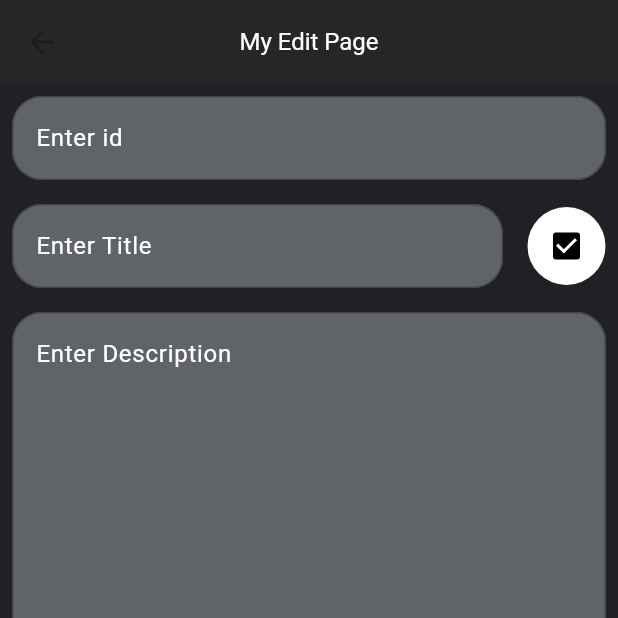
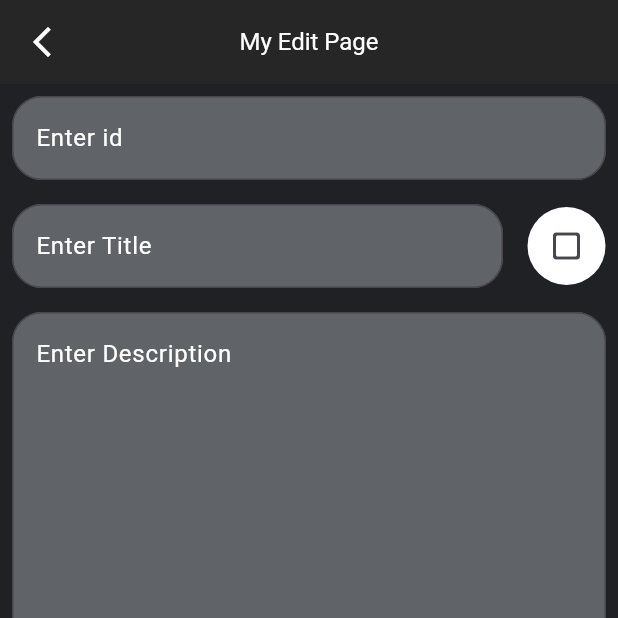
Before and after one commit to mordex-01/todo_api, a Flutter app: the EditPage screen opened by its route, on a phone screen of 412 x 824 dp, the top half of it. Run offline on Flutter 3.47's test engine with Material 3 defaults, Android fonts, the phone set to English and light mode, and no system bars; our stand-ins replace either_dart, get; network calls fail; statements that could not run were skipped.

Commit message:
EditSectionCreated

```diff
--- a/lib/src/infrastructure/common/repository_utils.dart
+++ b/lib/src/infrastructure/common/repository_utils.dart
@@ -3,4 +3,5 @@ class RepositoryUtils {
   static const String getTodos = '/todos';
   static const String addTodos = '/todos';
   static String deleteTodo(String id) => '/todos/$id';
+  static String editTodo(String id) => '/todos/$id';
 }
--- /dev/null
+++ b/lib/src/pages/edit/model/edit_dto.dart
@@ -0,0 +1,25 @@
+class EditDto {
+  EditDto({
+    required this.userId,
+    required this.title,
+    required this.description,
+    required this.isCheck,
+  });
+  final String userId;
+  final String title;
+  final String description;
+  final bool isCheck;
+  Map<String, dynamic> toJson() => {
+        'userId': userId,
+        'title': title,
+        'description': description,
+        "completed": isCheck,
+      };
+}
+// {
+//       "id": "b12b",
+//       "userId": "asd",
+//       "title": "asd",
+//       "description": "asd",
+//       "completed": false
+//     },
--- a/lib/src/pages/edit/view/edit_page.dart
+++ b/lib/src/pages/edit/view/edit_page.dart
@@ -14,35 +14,62 @@ class EditPage extends GetView<EditController> {
         titleTextStyle: const TextStyle(color: Colors.white, fontSize: 16),
         centerTitle: true,
         backgroundColor: const Color.fromARGB(255, 38, 38, 38),
+        leading: IconButton(
+          onPressed: () {
+            Get.back();
+          },
+          icon: const Icon(
+            Icons.arrow_back_ios_new,
+            color: Colors.white,
+          ),
+        ),
       ),
       body: Column(
         crossAxisAlignment: CrossAxisAlignment.start,
         children: [
-          _titleTextField(hintText: "Enter id", maxLines: 1),
+          _titleTextField(
+              hintText: "Enter id",
+              maxLines: 1,
+              controller: controller.userIdController),
           Row(
             children: [
               Expanded(
                 flex: 5,
-                child: _titleTextField(hintText: "Enter Title", maxLines: 1),
+                child: _titleTextField(
+                    hintText: "Enter Title",
+                    maxLines: 1,
+                    controller: controller.titleController),
               ),
-              Expanded(
-                flex: 1,
-                child: _checkBox(),
+              Obx(
+                () => Expanded(
+                  flex: 1,
+                  child: _checkBox(
+                    valueBool: controller.isChecked,
+                    onPressed: () {
+                      controller.onCheckBoxTapped();
+                    },
+                  ),
+                ),
               )
             ],
           ),
-          _titleTextField(hintText: "Enter Description", maxLines: 24),
-          _addButton(),
+          _titleTextField(
+              hintText: "Enter Description",
+              maxLines: 24,
+              controller: controller.descriptionController),
+          _addButton(onPressed: () {
+            controller.onEditTodo();
+          }),
         ],
       ),
     );
   }
 
-  Widget _addButton() => Expanded(
+  Widget _addButton({required void Function()? onPressed}) => Expanded(
         child: Padding(
           padding: const EdgeInsets.all(8),
           child: RawMaterialButton(
-            onPressed: () {},
+            onPressed: onPressed,
             child: Container(
               decoration: BoxDecoration(
                 borderRadius: BorderRadius.circular(25),
@@ -58,21 +85,26 @@ class EditPage extends GetView<EditController> {
           ),
         ),
       );
-  Widget _checkBox() => Container(
-        width: 52,
-        height: 52,
-        decoration:
-            const BoxDecoration(shape: BoxShape.circle, color: Colors.white),
-        child: Checkbox(
-          value: true,
-          onChanged: (value) {},
-          activeColor: Colors.black,
-        ),
-      );
-  Widget _titleTextField({required String? hintText, required int? maxLines}) =>
+  Widget _checkBox(
+          {required Rx<bool> valueBool, required void Function()? onPressed}) =>
+      Container(
+          width: 52,
+          height: 52,
+          decoration:
+              const BoxDecoration(shape: BoxShape.circle, color: Colors.white),
+          child: IconButton(
+              onPressed: onPressed,
+              icon: controller.isChecked.value
+                  ? Icon(Icons.check_box_outlined)
+                  : Icon(Icons.check_box_outline_blank_rounded)));
+  Widget _titleTextField(
+          {required String? hintText,
+          required int? maxLines,
+          required TextEditingController? controller}) =>
       Padding(
         padding: const EdgeInsets.all(8),
         child: TextFormField(
+          controller: controller,
           maxLines: maxLines,
           decoration: InputDecoration(
             filled: true,
--- a/lib/src/pages/home/view/home_page.dart
+++ b/lib/src/pages/home/view/home_page.dart
@@ -32,7 +32,9 @@ class HomePage extends GetView<HomeController> {
             description: controller.rxtodoModelsList[index].description,
             isCompleted: controller.rxtodoModelsList[index].completed,
             onCheckBoxPressed: () {},
-            onEditPressed: () {},
+            onEditPressed: () {
+              controller.goToEditPage(index);
+            },
             onDeletePressed: () {
               controller.deleteItem(index);
             },
```
Also changed, not shown: lib/src/pages/edit/controller/edit_controller.dart (+48 -1 lines), lib/src/pages/edit/repository/edit_repository.dart (added, +28 -0 lines), lib/src/pages/home/controller/home_controller.dart (+18 -0 lines).
